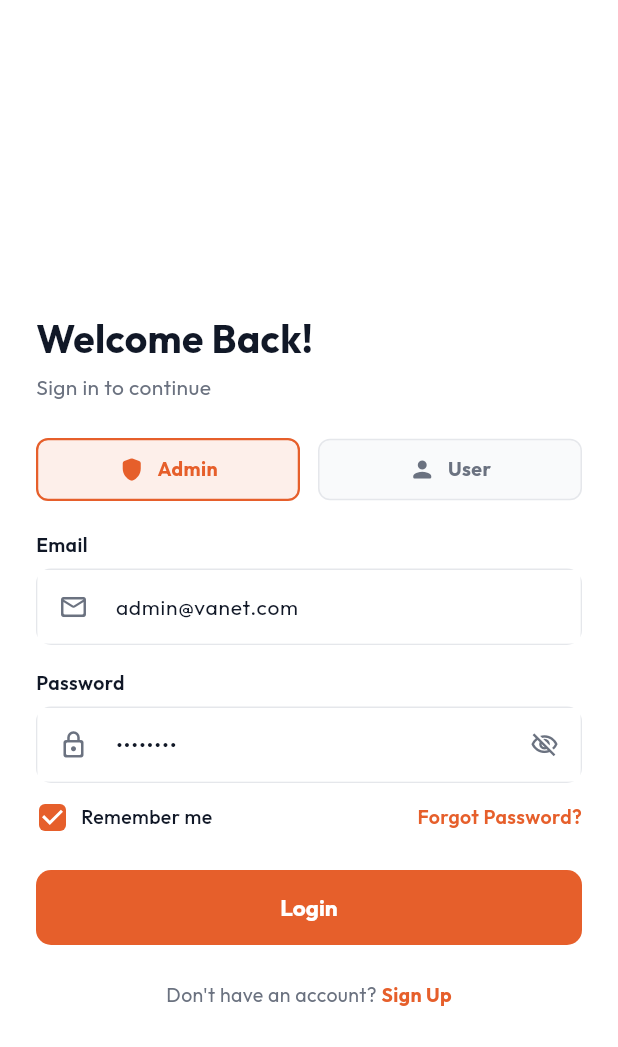
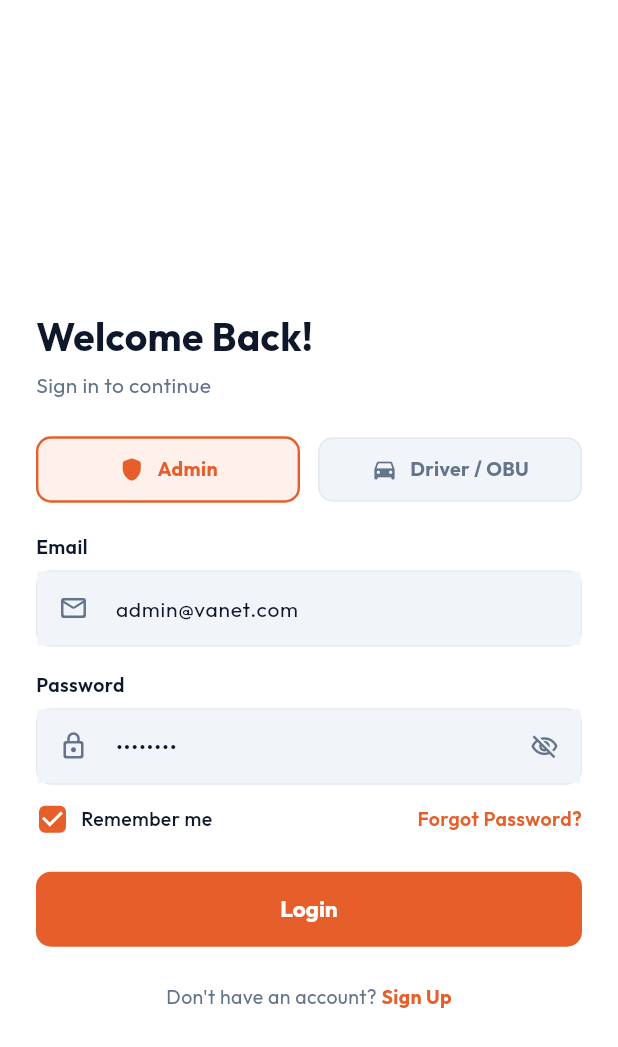
Before and after one commit to paidaccount/FYP, a Flutter app: the screen it shows after launch, after a tap on "Next", after a tap on "Skip", on a phone screen of 412 x 824 dp. Shown: the top 1047 px of the screen. Run offline on Flutter 3.47's test engine with Material 3 defaults, Android fonts, the phone set to English and light mode, and no system bars; our stand-ins replace dio, firebase_messaging, fl_chart, flutter_riverpod, go_router, google_fonts; accounts and stored records are empty.

Commit message:
feat(ui): transform UI theme into cohesive modern cyber-fleet design system

```diff
--- a/frontend/lib/core/theme/colors.dart
+++ b/frontend/lib/core/theme/colors.dart
@@ -1,35 +1,43 @@
 import 'package:flutter/material.dart';
 
 class AppColors {
-  // 🔹 Main Background & Surfaces (Corporate Control Room)
-  static const Color background = Color(0xFFF8F9FA);   // Main background
-  static const Color surface = Color(0xFFFFFFFF);      // Primary card / surface
+  // 🔹 Modern Cyber-Fleet & Control Center Canvas
+  static const Color background = Color(0xFFF8FAFC);       // Ultra-clean Cool Slate Canvas (Slate-50)
+  static const Color surface = Color(0xFFFFFFFF);          // Crisp Pure White Card Surface
   static const Color cardColor = Color(0xFFFFFFFF);
   static const Color cardSurface = Color(0xFFFFFFFF);
-  static const Color secondarySurface = Color(0xFFEDF0F2); // Subtle panel / secondary surface
+  static const Color secondarySurface = Color(0xFFF1F5F9); // Subtle Pill & Metric Background (Slate-100)
 
-  // 🔹 Typography & Borders
-  static const Color textPrimary = Color(0xFF111827);    // Primary dark text / headings
-  static const Color textSecondary = Color(0xFF6B7280);  // Secondary muted slate
-  static const Color border = Color(0xFFE5E7EB);         // Subtle hairline border
-  static const Color borderStrong = Color(0xFFD1D5DB);
+  // 🔹 High-Contrast Modern Typography & Hairline Borders
+  static const Color textPrimary = Color(0xFF0F172A);      // Deep Obsidian Slate (Slate-900)
+  static const Color textSecondary = Color(0xFF64748B);    // Refined Muted Slate (Slate-500)
+  static const Color textTertiary = Color(0xFF94A3B8);     // Subtle Meta Label (Slate-400)
+  static const Color border = Color(0xFFE2E8F0);           // Hairline Border (Slate-200)
+  static const Color borderStrong = Color(0xFFCBD5E1);     // Active Border (Slate-300)
 
-  // 🔹 Primary Brand & Semantic Actions
-  static const Color primary = Color(0xFFE65F2B);        // Automotive safety orange
-  static const Color primaryVariant = Color(0xFFCC4E1D);
-  static const Color secondary = Color(0xFF1F2937);      // Dark slate structural elements
-  static const Color secondaryVariant = Color(0xFF111827);
+  // 🔹 Primary Brand & Semantic Accents
+  static const Color primary = Color(0xFFE65F2B);          // Signature Automotive Safety Orange
+  static const Color primaryLight = Color(0xFFFFF0EB);     // Soft Safety Tint
+  static const Color primaryVariant = Color(0xFFCC4E1D);   // Deep Safety Orange
+  static const Color secondary = Color(0xFF0F172A);        // Deep Slate Structure
+  static const Color secondaryVariant = Color(0xFF1E293B);
 
-  // 🔹 Domain Status Colors
-  static const Color safe = Color(0xFF059669);           // Trusted / Connected / Safe
-  static const Color accent = Color(0xFF059669);         // Alias for Safe
-  static const Color warning = Color(0xFFD97706);        // Suspicious / Warning / Caution
-  static const Color error = Color(0xFFDC2626);          // Malicious / Critical / Emergency
+  // 🔹 Advanced High-Tech Domain Colors
+  static const Color safe = Color(0xFF10B981);             // Verified Node / Connected / Safe (Emerald)
+  static const Color safeLight = Color(0xFFECFDF5);        // Subtle Safe Pill Tint
+  static const Color accent = Color(0xFF06B6D4);           // V2X Radar / Telemetry Cyan
+  static const Color accentLight = Color(0xFFECFEFF);
+  static const Color aiHighlight = Color(0xFF6366F1);       // XAI / Machine Learning Indigo
+  static const Color aiHighlightLight = Color(0xFFEEF2FF);
+  static const Color warning = Color(0xFFF59E0B);          // Suspicious Telemetry / Warning (Amber)
+  static const Color warningLight = Color(0xFFFFFBEB);
+  static const Color error = Color(0xFFEF4444);            // Malicious Attack / Siren Red (Rose)
+  static const Color errorLight = Color(0xFFFEF2F2);
 
   // 🔹 Material Compatibility Tokens
   static const Color onPrimary = Colors.white;
   static const Color onSecondary = Colors.white;
-  static const Color onBackground = Color(0xFF111827);
-  static const Color onSurface = Color(0xFF111827);
+  static const Color onBackground = Color(0xFF0F172A);
+  static const Color onSurface = Color(0xFF0F172A);
   static const Color onError = Colors.white;
 }
--- a/frontend/lib/core/theme/theme.dart
+++ b/frontend/lib/core/theme/theme.dart
@@ -13,13 +13,19 @@ class AppTheme {
   static const Color cardSurface = AppColors.cardSurface;
   static const Color secondarySurface = AppColors.secondarySurface;
   static const Color primary = AppColors.primary;
+  static const Color primaryLight = AppColors.primaryLight;
   static const Color secondary = AppColors.secondary;
   static const Color accent = AppColors.accent;
+  static const Color aiHighlight = AppColors.aiHighlight;
   static const Color safe = AppColors.safe;
+  static const Color safeLight = AppColors.safeLight;
   static const Color warning = AppColors.warning;
+  static const Color warningLight = AppColors.warningLight;
   static const Color error = AppColors.error;
+  static const Color errorLight = AppColors.errorLight;
   static const Color textPrimary = AppColors.textPrimary;
   static const Color textSecondary = AppColors.textSecondary;
+  static const Color textTertiary = AppColors.textTertiary;
   static const Color border = AppColors.border;
   static const Color borderStrong = AppColors.borderStrong;
 
@@ -32,35 +38,35 @@ class AppTheme {
 
   static const EdgeInsets screenPadding = EdgeInsets.symmetric(horizontal: 16.0, vertical: 12.0);
 
-  // 🔹 Solid Orange Card Decoration (Solid #E65F2B with crisp white typography)
+  // 🔹 Solid Signature Brand Card Decoration
   static BoxDecoration solidOrangeCardDecoration({
-    double radius = 12.0,
+    double radius = 14.0,
     bool hasShadow = true,
   }) {
     return BoxDecoration(
-      color: primary,
+      gradient: const LinearGradient(
+        colors: [Color(0xFFEA580C), Color(0xFFC2410C)],
+        begin: Alignment.topLeft,
+        end: Alignment.bottomRight,
+      ),
       borderRadius: BorderRadius.circular(radius),
-      border: Border.all(
-        color: const Color(0xFFD34F1D),
-        width: 1.0,
-      ),
       boxShadow: hasShadow
           ? [
-              const BoxShadow(
-                color: Color.fromRGBO(230, 95, 43, 0.22),
-                blurRadius: 10,
-                offset: Offset(0, 4),
+              BoxShadow(
+                color: const Color(0xFFEA580C).withValues(alpha: 0.28),
+                blurRadius: 14,
+                offset: const Offset(0, 6),
               ),
             ]
           : null,
     );
   }
 
-  // 🔹 Corporate Control Center Card Decoration
+  // 🔹 High-Tech Control Surface Card Decoration
   static BoxDecoration controlCardDecoration({
     Color? borderColor,
     Color? surfaceColor,
-    double radius = 12.0,
+    double radius = 14.0,
     bool hasShadow = true,
   }) {
     return BoxDecoration(
@@ -72,21 +78,21 @@ class AppTheme {
       ),
       boxShadow: hasShadow
           ? [
-              const BoxShadow(
-                color: Color.fromRGBO(0, 0, 0, 0.04),
-                blurRadius: 6,
-                offset: Offset(0, 2),
+              BoxShadow(
+                color: const Color(0xFF0F172A).withValues(alpha: 0.04),
+                blurRadius: 10,
+                offset: const Offset(0, 3),
               ),
             ]
           : null,
     );
   }
 
-  // Backward compatibility alias for existing references
+  // Backward compatibility alias
   static BoxDecoration cyberCardDecoration({
     Color? borderColor,
     Color? surfaceColor,
-    double radius = 12.0,
+    double radius = 14.0,
     bool hasGlow = false,
   }) {
     return controlCardDecoration(
@@ -98,6 +104,8 @@ class AppTheme {
 
   // 🔹 Light Theme Configuration
   static ThemeData get lightTheme {
+    final baseTextTheme = GoogleFonts.outfitTextTheme();
+
     return ThemeData(
       useMaterial3: true,
       brightness: Brightness.light,
@@ -115,31 +123,31 @@ class AppTheme {
         onSurface: textPrimary,
         onError: Colors.white,
       ),
-      textTheme: GoogleFonts.outfitTextTheme().copyWith(
-        displayLarge: GoogleFonts.outfit(color: textPrimary, fontWeight: FontWeight.bold),
-        displayMedium: GoogleFonts.outfit(color: textPrimary, fontWeight: FontWeight.bold),
+      textTheme: baseTextTheme.copyWith(
+        displayLarge: GoogleFonts.outfit(color: textPrimary, fontWeight: FontWeight.w900, letterSpacing: -0.5),
+        displayMedium: GoogleFonts.outfit(color: textPrimary, fontWeight: FontWeight.w800, letterSpacing: -0.5),
         displaySmall: GoogleFonts.outfit(color: textPrimary, fontWeight: FontWeight.bold),
         headlineLarge: GoogleFonts.outfit(color: textPrimary, fontWeight: FontWeight.bold),
         headlineMedium: GoogleFonts.outfit(color: textPrimary, fontWeight: FontWeight.bold),
-        headlineSmall: GoogleFonts.outfit(color: textPrimary, fontWeight: FontWeight.w600),
-        titleLarge: GoogleFonts.outfit(color: textPrimary, fontWeight: FontWeight.w600),
-        titleMedium: GoogleFonts.outfit(color: textPrimary, fontWeight: FontWeight.w600),
-        titleSmall: GoogleFonts.outfit(color: textPrimary, fontWeight: FontWeight.w500),
-        bodyLarge: GoogleFonts.outfit(color: textPrimary),
-        bodyMedium: GoogleFonts.outfit(color: textPrimary),
-        bodySmall: GoogleFonts.outfit(color: textSecondary),
+        headlineSmall: GoogleFonts.outfit(color: textPrimary, fontWeight: FontWeight.w700),
+        titleLarge: GoogleFonts.outfit(color: textPrimary, fontWeight: FontWeight.bold, fontSize: 18),
+        titleMedium: GoogleFonts.outfit(color: textPrimary, fontWeight: FontWeight.w700, fontSize: 15),
+        titleSmall: GoogleFonts.outfit(color: textPrimary, fontWeight: FontWeight.w600, fontSize: 13.5),
+        bodyLarge: GoogleFonts.outfit(color: textPrimary, fontSize: 14),
+        bodyMedium: GoogleFonts.outfit(color: textPrimary, fontSize: 13),
+        bodySmall: GoogleFonts.outfit(color: textSecondary, fontSize: 11.5),
       ),
       appBarTheme: AppBarTheme(
         backgroundColor: surface,
         elevation: 0,
-        scrolledUnderElevation: 0,
+        scrolledUnderElevation: 0.5,
         centerTitle: false,
-        iconTheme: const IconThemeData(color: textPrimary),
+        iconTheme: const IconThemeData(color: textPrimary, size: 22),
         titleTextStyle: GoogleFonts.outfit(
           color: textPrimary,
-          fontSize: 16,
+          fontSize: 16.5,
           fontWeight: FontWeight.bold,
-          letterSpacing: 0.5,
+          letterSpacing: 0.2,
         ),
       ),
       elevatedButtonTheme: ElevatedButtonThemeData(
@@ -147,36 +155,38 @@ class AppTheme {
           backgroundColor: primary,
           foregroundColor: Colors.white,
           elevation: 0,
-          shape: RoundedRectangleBorder(borderRadius: BorderRadius.circular(8)),
-          textStyle: GoogleFonts.outfit(fontWeight: FontWeight.bold, fontSize: 13),
+          padding: const EdgeInsets.symmetric(horizontal: 16, vertical: 12),
+          shape: RoundedRectangleBorder(borderRadius: BorderRadius.circular(10)),
+          textStyle: GoogleFonts.outfit(fontWeight: FontWeight.bold, fontSize: 13.5),
         ),
       ),
       outlinedButtonTheme: OutlinedButtonThemeData(
         style: OutlinedButton.styleFrom(
           foregroundColor: textPrimary,
-          side: const BorderSide(color: border, width: 1.0),
-          shape: RoundedRectangleBorder(borderRadius: BorderRadius.circular(8)),
+          side: const BorderSide(color: border, width: 1.2),
+          padding: const EdgeInsets.symmetric(horizontal: 14, vertical: 10),
+          shape: RoundedRectangleBorder(borderRadius: BorderRadius.circular(10)),
           textStyle: GoogleFonts.outfit(fontWeight: FontWeight.w600, fontSize: 13),
         ),
       ),
       inputDecorationTheme: InputDecorationTheme(
         filled: true,
-        fillColor: surface,
-        contentPadding: const EdgeInsets.symmetric(horizontal: 14, vertical: 12),
+        fillColor: secondarySurface,
+        contentPadding: const EdgeInsets.symmetric(horizontal: 16, vertical: 14),
         border: OutlineInputBorder(
-          borderRadius: BorderRadius.circular(8),
+          borderRadius: BorderRadius.circular(10),
           borderSide: const BorderSide(color: border),
         ),
         enabledBorder: OutlineInputBorder(
-          borderRadius: BorderRadius.circular(8),
+          borderRadius: BorderRadius.circular(10),
           borderSide: const BorderSide(color: border),
         ),
         focusedBorder: OutlineInputBorder(
-          borderRadius: BorderRadius.circular(8),
-          borderSide: const BorderSide(color: primary, width: 1.5),
+          borderRadius: BorderRadius.circular(10),
+          borderSide: const BorderSide(color: primary, width: 1.8),
         ),
         labelStyle: GoogleFonts.outfit(color: textSecondary, fontSize: 13),
-        hintStyle: GoogleFonts.outfit(color: textSecondary, fontSize: 13),
+        hintStyle: GoogleFonts.outfit(color: textTertiary, fontSize: 13.5),
       ),
     );
   }
--- a/frontend/lib/features/shared/authentication/presentation/login_screen.dart
+++ b/frontend/lib/features/shared/authentication/presentation/login_screen.dart
@@ -116,16 +116,16 @@ class _LoginScreenState extends ConsumerState<LoginScreen> {
 
                   const SizedBox(height: 24),
 
-                  // 🔹 Role Selector Pills (Preserved feature)
+                  // 🔹 Role Selector Pills
                   if (_currentMode != AuthViewMode.forgotPassword) ...[
                     Row(
                       children: [
                         Expanded(
-                          child: _buildRoleSelector("Admin", Icons.shield_rounded),
+                          child: _buildRoleSelector("Admin", Icons.shield_rounded, label: "Admin"),
                         ),
                         const SizedBox(width: 12),
                         Expanded(
-                          child: _buildRoleSelector("User", Icons.person_rounded),
+                          child: _buildRoleSelector("Driver", Icons.directions_car_rounded, label: "Driver / OBU"),
                         ),
                       ],
                     ),
@@ -359,8 +359,9 @@ class _LoginScreenState extends ConsumerState<LoginScreen> {
     );
   }
 
-  Widget _buildRoleSelector(String role, IconData icon) {
+  Widget _buildRoleSelector(String role, IconData icon, {String? label}) {
     final isSelected = _selectedRole == role;
+    final displayLabel = label ?? role;
 
     return InkWell(
       onTap: () {
@@ -377,16 +378,16 @@ class _LoginScreenState extends ConsumerState<LoginScreen> {
           }
         });
       },
-      borderRadius: BorderRadius.circular(8),
+      borderRadius: BorderRadius.circular(10),
       child: AnimatedContainer(
         duration: const Duration(milliseconds: 150),
-        padding: const EdgeInsets.symmetric(vertical: 10),
+        padding: const EdgeInsets.symmetric(vertical: 11),
         decoration: BoxDecoration(
-          color: isSelected ? AppTheme.primary.withValues(alpha: 0.1) : const Color(0xFFF9FAFB),
-          borderRadius: BorderRadius.circular(8),
+          color: isSelected ? AppTheme.primaryLight : AppTheme.secondarySurface,
+          borderRadius: BorderRadius.circular(10),
           border: Border.all(
             color: isSelected ? AppTheme.primary : AppTheme.border,
-            width: isSelected ? 1.5 : 1.0,
+            width: isSelected ? 1.6 : 1.0,
           ),
         ),
         child: Row(
@@ -399,7 +400,7 @@ class _LoginScreenState extends ConsumerState<LoginScreen> {
             ),
             const SizedBox(width: 8),
             Text(
-              role,
+              displayLabel,
               style: GoogleFonts.outfit(
                 color: isSelected ? AppTheme.primary : AppTheme.textSecondary,
                 fontWeight: FontWeight.bold,
```
